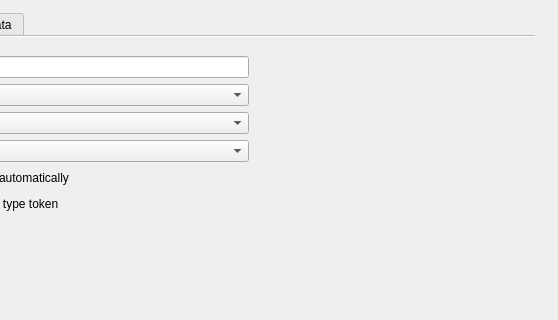
grodansparadis/vscp-works-qt, file src/cdlgmainsettings.ui: the form before one commit; both pictures show x 214 to 772 and y 0 to 320 of the 772 by 474 pixel window.
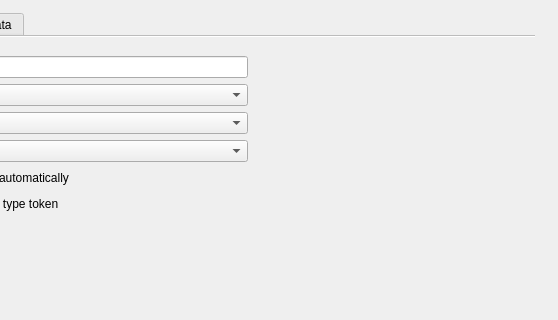
The form after the commit. The open tabs and pages were chosen to show the change.

What changed in the file:
```diff
--- a/src/cdlgmainsettings.ui
+++ b/src/cdlgmainsettings.ui
@@ -176,8 +176,8 @@
         <rect>
          <x>10</x>
          <y>10</y>
-         <width>442</width>
-         <height>381</height>
+         <width>441</width>
+         <height>262</height>
         </rect>
        </property>
        <layout class="QFormLayout" name="formLayout_4">
```
Left out of the diff: 28 changed lines with no effect on the pictures.
